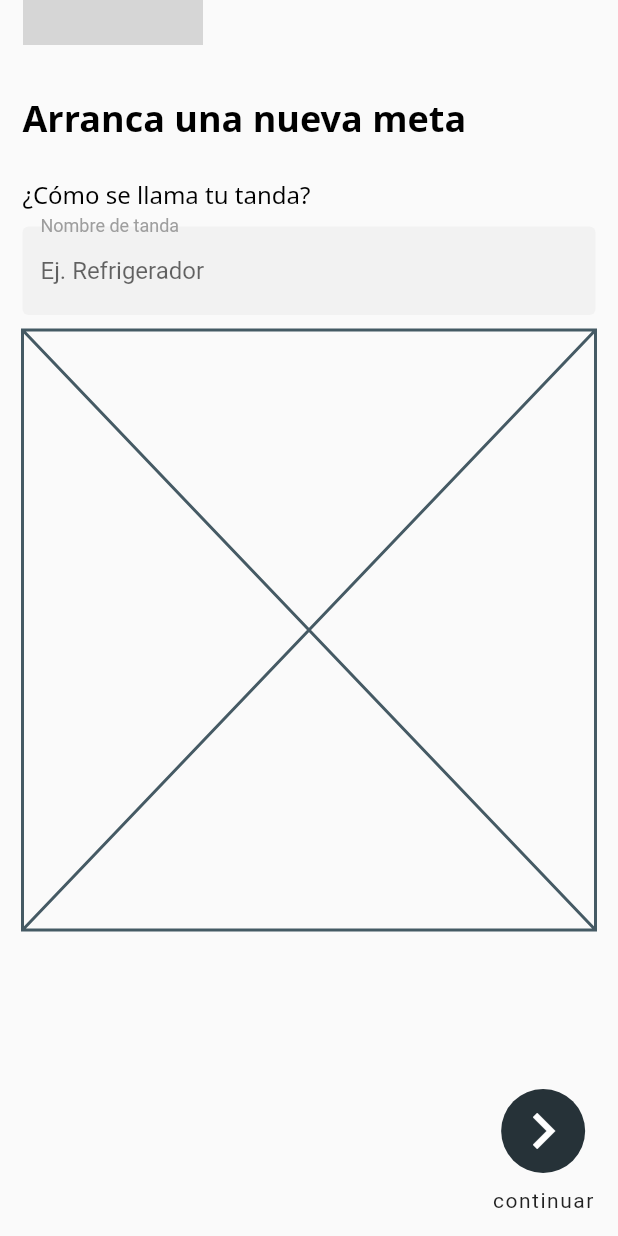
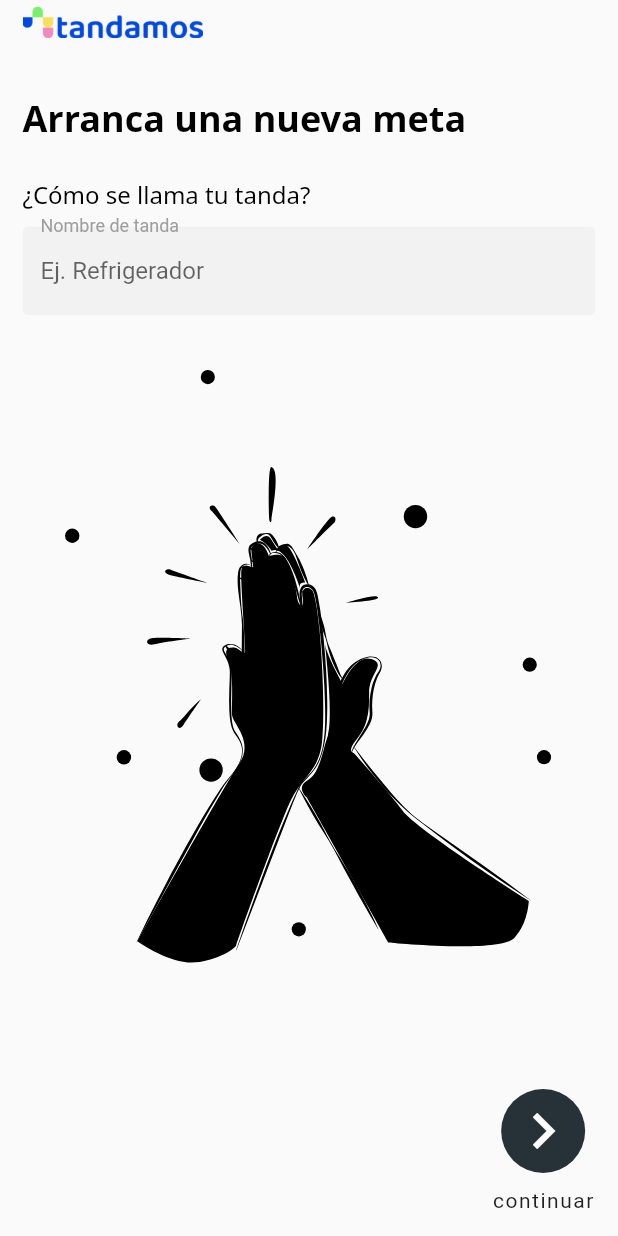
Before and after one commit to sjmamani/tandamos, a Flutter app: the NewTandaPage screen opened directly, on a phone screen of 412 x 824 dp. Run offline on Flutter 3.47's test engine with Material 2 defaults, Android fonts, the light colour scheme and no system bars; our stand-ins replace flutter_svg; Roboto replaces fonts that are missing (Noto Sans); grey boxes are pictures that could not be loaded.

Commit message:
add image

```diff
--- a/lib/app/modules/new_tanda/new_tanda_page.dart
+++ b/lib/app/modules/new_tanda/new_tanda_page.dart
@@ -1,4 +1,5 @@
 import 'package:flutter/material.dart';
+import 'package:flutter_svg/flutter_svg.dart';
 import 'package:tandamos/app/screens/commons/custom_floating_action_button.dart';
 import 'package:tandamos/app/screens/commons/custom_text_field.dart';
 import 'package:tandamos/app/screens/commons/tandamos_logo.dart';
@@ -31,7 +32,15 @@
                 labelText: 'Nombre de tanda',
                 hintText: 'Ej. Refrigerador',
               ),
-              const Placeholder(),
+              Padding(
+                padding: const EdgeInsets.symmetric(horizontal: 24),
+                child: SvgPicture.asset(
+                  'assets/imgs/manos-chocando.svg',
+                  // color: Colors.amber,
+                  placeholderBuilder: (BuildContext context) =>
+                      const Center(child: CircularProgressIndicator()),
+                ),
+              ),
             ],
           ),
         ),
--- a/lib/tendamos_app.dart
+++ b/lib/tendamos_app.dart
@@ -12,7 +12,7 @@
       theme: ThemeData(
         primaryColor: kPrimary,
       ),
-      home: const VerificacionIdentidadPage(),
+      home: const NewTandaPage(),
     );
   }
 }
--- a/pubspec.yaml
+++ b/pubspec.yaml
@@ -24,6 +24,7 @@
   cupertino_icons: ^1.0.2
   flutter:
     sdk: flutter
+  flutter_svg: ^0.22.0
   url_launcher: ^6.0.9
 
 dev_dependencies:
@@ -41,6 +42,7 @@
   uses-material-design: true
   # To add assets to your application, add an assets section, like this:
   assets:
+    - assets/
     - assets/imgs/
   #   - images/a_dot_ham.jpeg
   # An image asset can refer to one or more resolution-specific "variants", see
```
Also changed, not shown: pubspec.lock.
